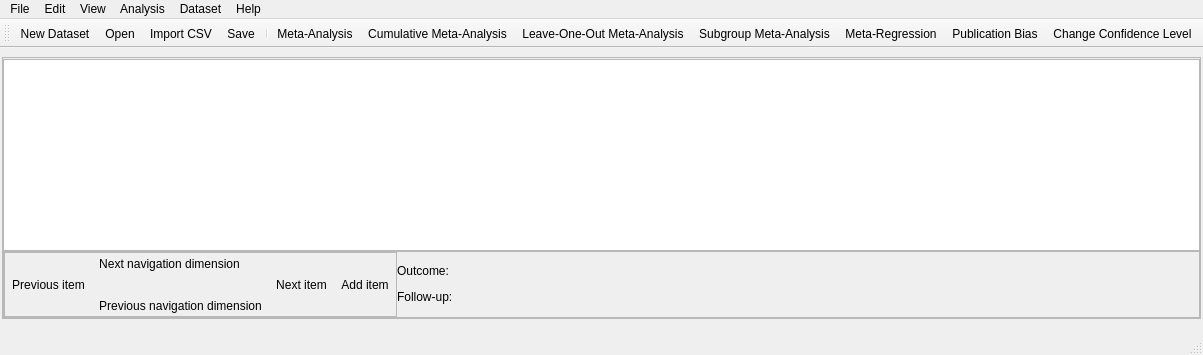
Old version of the form src/rc_metastudio/forms/main_window.ui in the repository AliSalman-et-al/rc-metastudio.
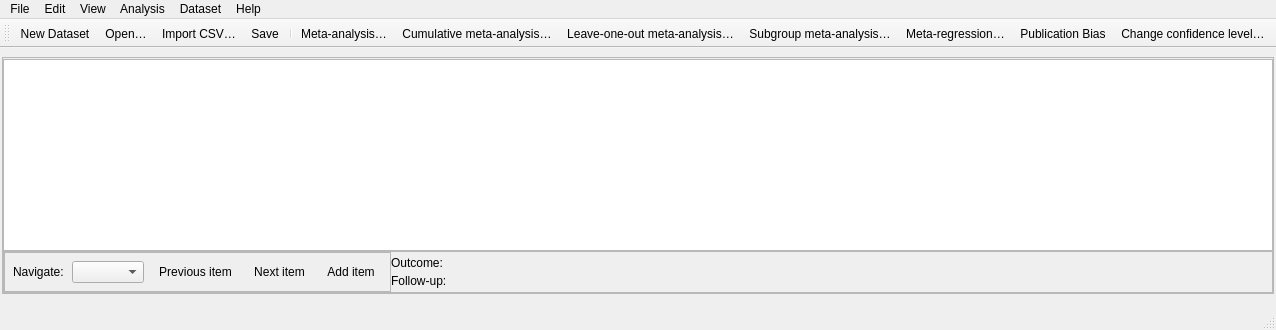
New version of the form. Icons and pictures are not drawn.

Commit message: RC MetaStudio 0.5.0: UX polish rounds 3–6 (#537)

```diff
--- a/src/rc_metastudio/forms/main_window.ui
+++ b/src/rc_metastudio/forms/main_window.ui
@@ -107,14 +107,40 @@
                 <property name="frameShadow">
                  <enum>QFrame::Raised</enum>
                 </property>
-                <layout class="QGridLayout" name="navigationLayout">
+<layout class="QHBoxLayout" name="navigationLayout">
                  <property name="spacing">
-                  <number>0</number>
-                 </property>
-                 <property name="margin">
-                  <number>0</number>
-                 </property>
-                 <item row="1" column="0">
+  <number>8</number>
+ </property>
+ <property name="leftMargin">
+  <number>8</number>
+ </property>
+ <property name="topMargin">
+  <number>8</number>
+ </property>
+ <property name="rightMargin">
+  <number>8</number>
+ </property>
+ <property name="bottomMargin">
+  <number>8</number>
+ </property>
+ <item>
+  <widget class="QLabel" name="navigation_label">
+   <property name="text">
+    <string>Navigate:</string>
+   </property>
+  </widget>
+ </item>
+ <item>
+  <widget class="QComboBox" name="navigation_dimension">
+   <property name="accessibleName">
+    <string>Navigate outcomes, follow-ups or groups</string>
+   </property>
+   <property name="toolTip">
+    <string>Choose what the previous, next and add buttons control.</string>
+   </property>
+  </widget>
+ </item>
+ <item>
                 <widget class="QToolButton" name="nav_left_btn">
                  <property name="text">
                    <string>Previous item</string>
@@ -130,61 +156,12 @@
                  <property name="autoRaise">
                   <bool>true</bool>
                  </property>
-                </widget>
-                 </item>
-                 <item row="0" column="1">
-                <widget class="QToolButton" name="nav_up_btn">
-                 <property name="text">
-                   <string>Next navigation dimension</string>
-                  </property>
-                  <property name="toolTip"><string>Select the next navigation dimension</string></property>
-                  <property name="statusTip"><string>Cycle to the next navigation dimension</string></property>
-                  <property name="accessibleName"><string>Next navigation dimension</string></property>
-                  <property name="accessibleDescription"><string>Select the next navigation dimension.</string></property>
-                 <property name="icon">
-                  <iconset resource="../images/icons.qrc">
-                   <normaloff>:/icons/actions/navigation-up.svg</normaloff>:/icons/actions/navigation-up.svg</iconset>
-                 </property>
-                 <property name="autoRaise">
-                  <bool>true</bool>
-                 </property>
-                </widget>
-                 </item>
-                 <item row="2" column="1">
-                <widget class="QToolButton" name="nav_down_btn">
-                 <property name="text">
-                   <string>Previous navigation dimension</string>
-                  </property>
-                  <property name="toolTip"><string>Select the previous navigation dimension</string></property>
-                  <property name="statusTip"><string>Cycle to the previous navigation dimension</string></property>
-                  <property name="accessibleName"><string>Previous navigation dimension</string></property>
-                  <property name="accessibleDescription"><string>Select the previous navigation dimension.</string></property>
-                 <property name="icon">
-                  <iconset resource="../images/icons.qrc">
-                   <normaloff>:/icons/actions/navigation-down.svg</normaloff>:/icons/actions/navigation-down.svg</iconset>
-                 </property>
                  <property name="toolButtonStyle">
-                  <enum>Qt::ToolButtonIconOnly</enum>
-                 </property>
-                 <property name="autoRaise">
-                  <bool>true</bool>
-                 </property>
-                 <property name="arrowType">
-                  <enum>Qt::NoArrow</enum>
-                 </property>
-                </widget>
-                 </item>
-                 <item row="1" column="1">
-                 <widget class="QLabel" name="navigation_label">
-                  <property name="text">
-                   <string/>
-                  </property>
-                 <property name="alignment">
-                  <set>Qt::AlignCenter</set>
-                 </property>
-                </widget>
-                 </item>
-                 <item row="1" column="2">
+    <enum>Qt::ToolButtonTextBesideIcon</enum>
+   </property>
+  </widget>
+ </item>
+ <item>
                 <widget class="QToolButton" name="nav_right_btn">
                  <property name="text">
                    <string>Next item</string>
@@ -200,9 +177,12 @@
                  <property name="autoRaise">
                   <bool>true</bool>
                  </property>
-                </widget>
-                 </item>
-                 <item row="1" column="3">
+   <property name="toolButtonStyle">
+    <enum>Qt::ToolButtonTextBesideIcon</enum>
+   </property>
+  </widget>
+ </item>
+ <item>
                 <widget class="QToolButton" name="nav_add_btn">
                  <property name="text">
                    <string>Add item</string>
@@ -218,6 +198,9 @@
                  <property name="autoRaise">
                   <bool>true</bool>
                  </property>
+   <property name="toolButtonStyle">
+    <enum>Qt::ToolButtonTextBesideIcon</enum>
+   </property>
                 </widget>
                  </item>
                 </layout>
@@ -432,7 +415,7 @@
      <normaloff>:/icons/actions/open.svg</normaloff>:/icons/actions/open.svg</iconset>
    </property>
    <property name="text">
-    <string>Open</string>
+    <string>Open…</string>
    </property>
   </action>
   <action name="action_quit">
@@ -450,7 +433,7 @@
      <normaloff>:/icons/analyses/meta-analysis.svg</normaloff>:/icons/analyses/meta-analysis.svg</iconset>
    </property>
    <property name="text">
-    <string>Meta-Analysis</string>
+    <string>Meta-analysis…</string>
    </property>
   </action>
   <action name="action_edit">
@@ -477,7 +460,7 @@
      <normaloff>:/icons/analyses/cumulative-analysis.svg</normaloff>:/icons/analyses/cumulative-analysis.svg</iconset>
    </property>
    <property name="text">
-    <string>Cumulative Meta-Analysis</string>
+    <string>Cumulative meta-analysis…</string>
    </property>
   </action>
   <action name="action_loo_ma">
@@ -486,7 +469,7 @@
      <normaloff>:/icons/analyses/leave-one-out-analysis.svg</normaloff>:/icons/analyses/leave-one-out-analysis.svg</iconset>
    </property>
    <property name="text">
-    <string>Leave-One-Out Meta-Analysis</string>
+    <string>Leave-one-out meta-analysis…</string>
    </property>
   </action>
   <action name="action_new_dataset">
@@ -504,7 +487,7 @@
      <normaloff>:/icons/analyses/meta-regression.svg</normaloff>:/icons/analyses/meta-regression.svg</iconset>
    </property>
    <property name="text">
-    <string>Meta-Regression</string>
+    <string>Meta-regression…</string>
    </property>
   </action>
   <action name="action_publication_bias">
@@ -572,7 +555,7 @@
      <normaloff>:/icons/analyses/subgroup-analysis.svg</normaloff>:/icons/analyses/subgroup-analysis.svg</iconset>
    </property>
    <property name="text">
-    <string>Subgroup Meta-Analysis</string>
+    <string>Subgroup meta-analysis…</string>
    </property>
   </action>
   <action name="action_save_as">
@@ -599,7 +582,7 @@
      <normaloff>:/icons/actions/confidence-level.svg</normaloff>:/icons/actions/confidence-level.svg</iconset>
    </property>
    <property name="text">
-    <string>Change Confidence Level</string>
+    <string>Change confidence level…</string>
    </property>
   </action>
   <action name="action_import_csv">
@@ -608,7 +591,7 @@
      <normaloff>:/icons/actions/import-csv.svg</normaloff>:/icons/actions/import-csv.svg</iconset>
    </property>
    <property name="text">
-    <string>Import CSV</string>
+    <string>Import CSV…</string>
    </property>
   </action>
   <action name="action_auto_fit_columns">
```
Left out of the diff: 62 changed lines with no effect on the pictures. Lines whose indentation alone changed are shown as unchanged. The commit also changes 5537 other files.
